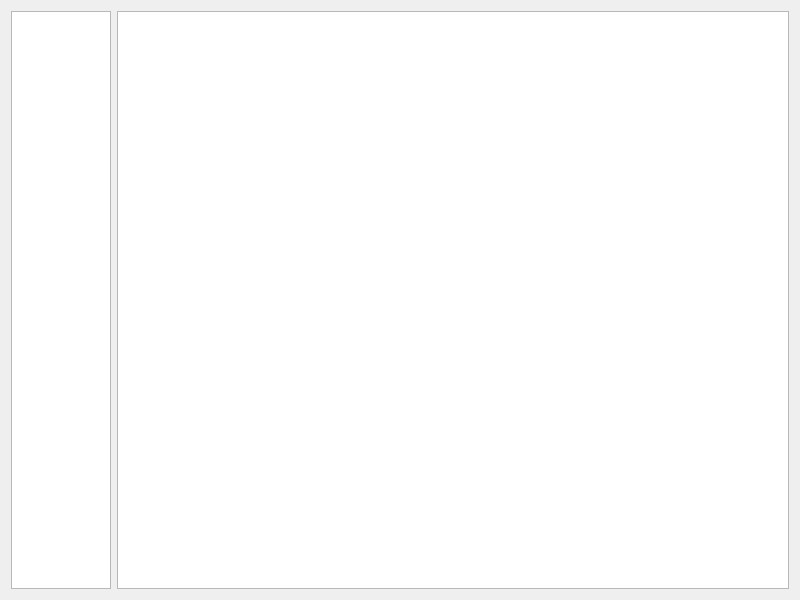
xjunior/blind-chameleon, file src/help.ui: the form before one commit.
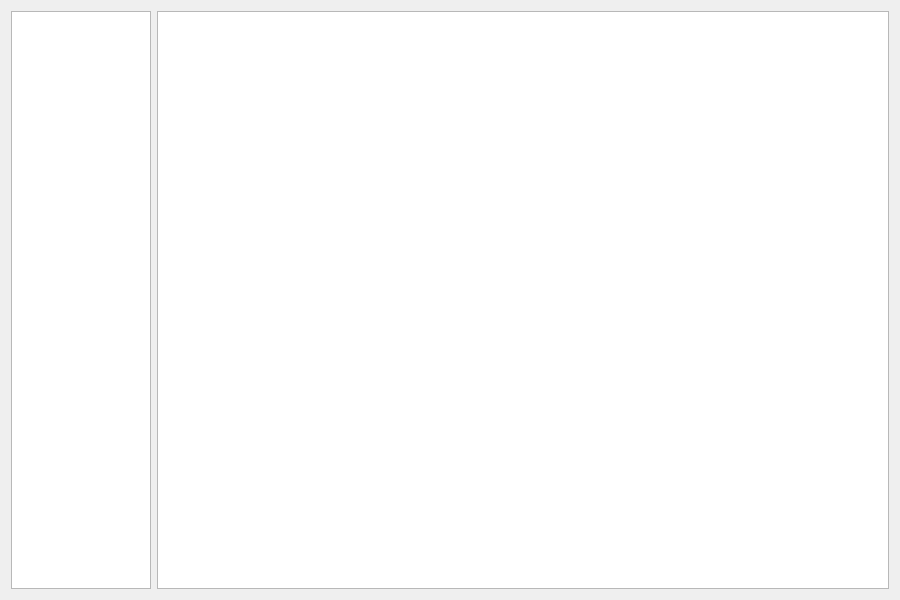
The form after the commit.

Commit message: Corrections on spectrum; Adding special filter to help; Changing spectrum image on help; Removing the wrongly added menu in main.ui;

Diff of the .ui file:
```diff
--- a/src/help.ui
+++ b/src/help.ui
@@ -5,7 +5,7 @@
    <rect>
     <x>0</x>
     <y>0</y>
-    <width>800</width>
+    <width>900</width>
     <height>600</height>
    </rect>
   </property>
@@ -17,13 +17,13 @@
   </property>
   <property name="minimumSize" >
    <size>
-    <width>800</width>
+    <width>900</width>
     <height>600</height>
    </size>
   </property>
   <property name="maximumSize" >
    <size>
-    <width>800</width>
+    <width>900</width>
     <height>600</height>
    </size>
   </property>
@@ -35,7 +35,7 @@
     <widget class="QListWidget" name="helpList" >
      <property name="maximumSize" >
       <size>
-       <width>100</width>
+       <width>140</width>
        <height>16777215</height>
       </size>
      </property>
```
The commit also changes 5 other files.
